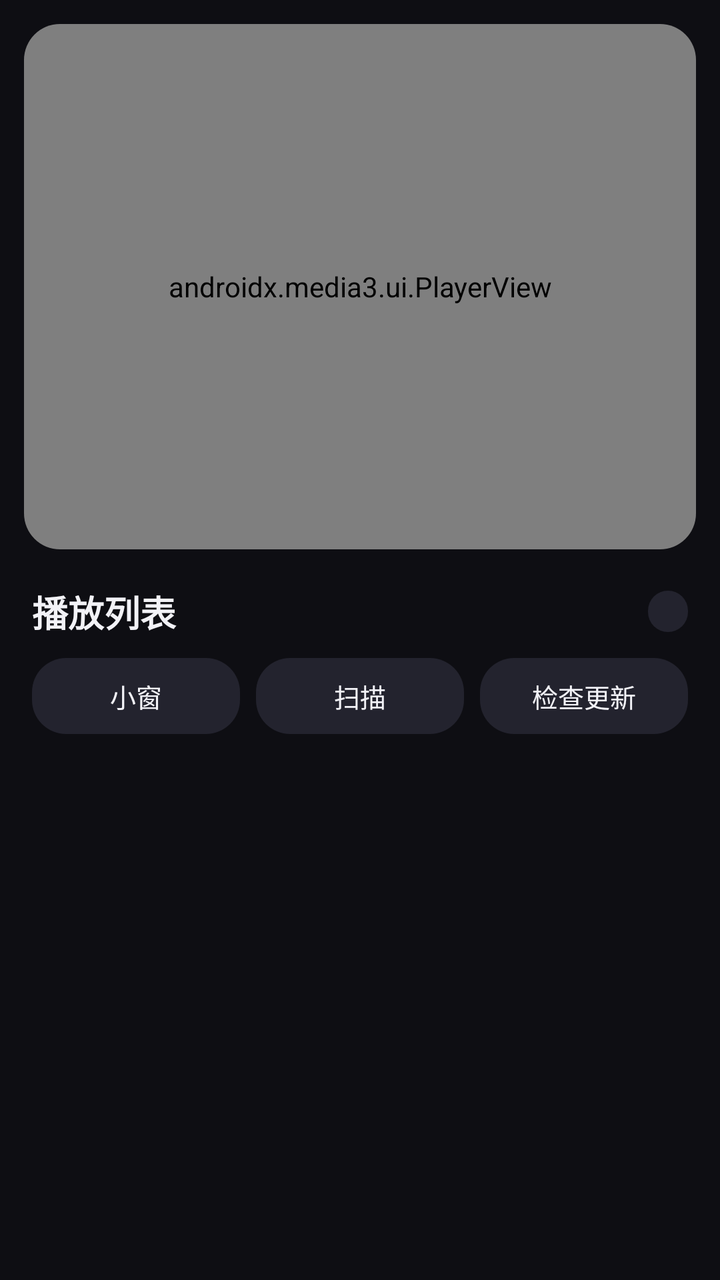
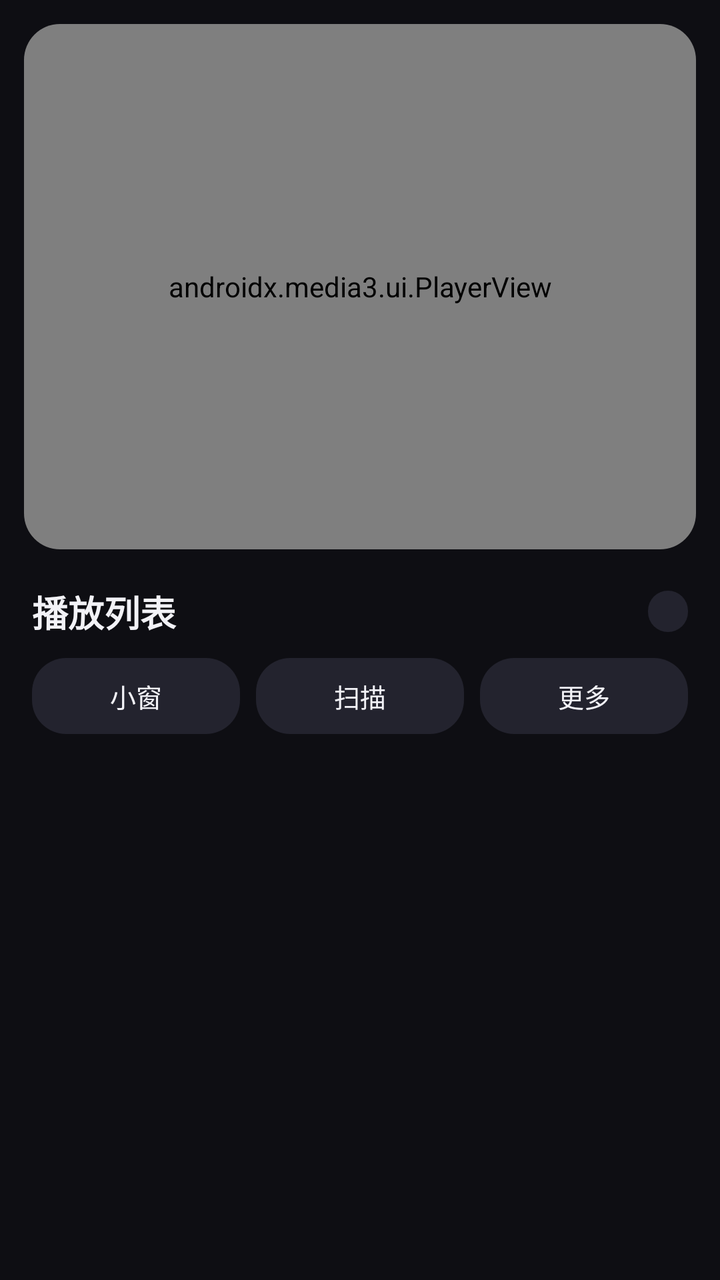

Compare the two renders of this Android layout. The source of the first and the diff that turns it into the second are given below.
<!-- AndroidManifest.xml: application theme Theme.Player -->
<!-- res/layout/activity_main.xml -->
<?xml version="1.0" encoding="utf-8"?>
<LinearLayout xmlns:android="http://schemas.android.com/apk/res/android"
    xmlns:app="http://schemas.android.com/apk/res-auto"
    android:id="@+id/root_layout"
    android:layout_width="match_parent"
    android:layout_height="match_parent"
    android:orientation="vertical">

    
    <com.google.android.material.card.MaterialCardView
        android:id="@+id/player_card"
        android:layout_width="match_parent"
        android:layout_height="0dp"
        android:layout_weight="1"
        android:layout_marginStart="12dp"
        android:layout_marginEnd="12dp"
        android:layout_marginTop="12dp"
        android:layout_marginBottom="4dp"
        app:cardBackgroundColor="@color/bg_dark"
        app:cardCornerRadius="18dp"
        app:cardElevation="0dp"
        app:strokeWidth="0dp">

        
        <androidx.media3.ui.PlayerView
            android:id="@+id/player_view"
            android:layout_width="match_parent"
            android:layout_height="match_parent"
            app:use_controller="true"
            app:show_timeout="3000"
            app:resize_mode="fit"
            app:surface_type="texture_view"
            app:show_buffering="when_playing"
            app:controller_layout_id="@layout/custom_player_control_view"
            app:play_icon="@drawable/player_control_play"
            app:pause_icon="@drawable/player_control_pause"
            app:previous_icon="@drawable/player_control_previous"
            app:next_icon="@drawable/player_control_next"
            app:rewind_icon="@drawable/player_control_rewind"
            app:fastforward_icon="@drawable/player_control_fastforward"
            app:repeat_off_icon="@drawable/player_control_repeat_off"
            app:repeat_one_icon="@drawable/player_control_repeat_one"
            app:repeat_all_icon="@drawable/player_control_repeat_all"
            app:shuffle_off_icon="@drawable/player_control_shuffle_off"
            app:shuffle_on_icon="@drawable/player_control_shuffle_on"
            app:fullscreen_enter_icon="@drawable/player_control_fullscreen_enter"
            app:fullscreen_exit_icon="@drawable/player_control_fullscreen_exit" />

        
        <TextView
            android:id="@+id/gesture_overlay"
            android:layout_width="wrap_content"
            android:layout_height="wrap_content"
            android:layout_gravity="center"
            android:paddingHorizontal="20dp"
            android:paddingVertical="10dp"
            android:background="@drawable/bg_gesture_overlay"
            android:gravity="center"
            android:textColor="@color/text_primary"
            android:textSize="15sp"
            android:lineSpacingExtra="3dp"
            android:visibility="gone" />
    </com.google.android.material.card.MaterialCardView>

    
    <LinearLayout
        android:id="@+id/toolbar_layout"
        android:layout_width="match_parent"
        android:layout_height="wrap_content"
        android:orientation="vertical"
        android:paddingTop="14dp"
        android:paddingBottom="10dp">

        
        <LinearLayout
            android:layout_width="match_parent"
            android:layout_height="wrap_content"
            android:orientation="horizontal"
            android:gravity="center_vertical"
            android:paddingHorizontal="16dp">

            <TextView
                android:id="@+id/tv_playlist_info"
                android:layout_width="0dp"
                android:layout_height="wrap_content"
                android:layout_weight="1"
                android:text="@string/playlist_title"
                android:textSize="18sp"
                android:textStyle="bold"
                android:fontFamily="sans-serif-medium"
                android:textColor="@color/text_primary" />

            <TextView
                android:id="@+id/tv_count"
                android:layout_width="wrap_content"
                android:layout_height="wrap_content"
                android:paddingHorizontal="10dp"
                android:paddingVertical="3dp"
                android:background="@drawable/bg_pill_button"
                android:textColor="@color/text_secondary"
                android:textSize="11sp" />
        </LinearLayout>

        
        <LinearLayout
            android:layout_width="match_parent"
            android:layout_height="wrap_content"
            android:orientation="horizontal"
            android:paddingHorizontal="16dp"
            android:paddingTop="10dp">

            <Button
                android:id="@+id/btn_pip"
                style="@style/ToolbarActionButton"
                android:text="@string/pip" />

            <Button
                android:id="@+id/btn_scan"
                style="@style/ToolbarActionButton"
                android:layout_marginStart="8dp"
                android:text="@string/scan_local" />

            <Button
                android:id="@+id/btn_more"
                style="@style/ToolbarActionButton"
                android:layout_marginStart="8dp"
                android:text="@string/check_update" />
        </LinearLayout>
    </LinearLayout>

    
    <FrameLayout
        android:id="@+id/playlist_container"
        android:layout_width="match_parent"
        android:layout_height="0dp"
        android:layout_weight="1">

        <androidx.recyclerview.widget.RecyclerView
            android:id="@+id/recycler_playlist"
            android:layout_width="match_parent"
            android:layout_height="match_parent"
            android:paddingHorizontal="12dp"
            android:paddingTop="4dp"
            android:paddingBottom="20dp"
            android:clipToPadding="false"
            android:overScrollMode="never" />

        <TextView
            android:id="@+id/tv_empty"
            android:layout_width="wrap_content"
            android:layout_height="wrap_content"
            android:layout_gravity="center"
            android:gravity="center"
            android:lineSpacingExtra="6dp"
            android:text="@string/list_empty_hint"
            android:textColor="@color/text_secondary"
            android:textSize="14sp"
            android:visibility="gone" />
    </FrameLayout>

</LinearLayout>
<!-- res/layout/custom_player_control_view.xml (included above) -->
<?xml version="1.0" encoding="utf-8"?>
<merge xmlns:android="http://schemas.android.com/apk/res/android">

  <View android:id="@id/exo_controls_background"
      android:layout_width="0dp"
      android:layout_height="0dp"
      android:background="@color/player_control_overlay"/>

  
  <ImageButton android:id="@+id/btn_fullscreen_back"
      style="@style/PlayerControls.Button.Back"
      android:layout_gravity="top|start"
      android:contentDescription="@string/player_control_back"
      android:visibility="gone"/>

  <FrameLayout android:id="@id/exo_bottom_bar"
      android:layout_width="match_parent"
      android:layout_height="@dimen/player_control_bottom_bar_height"
      android:layout_marginTop="@dimen/player_control_bottom_bar_top_margin"
      android:layout_gravity="bottom"
      android:background="@color/player_control_bar">

    <LinearLayout android:id="@id/exo_time"
        android:layout_width="wrap_content"
        android:layout_height="wrap_content"
        android:paddingStart="@dimen/player_control_time_padding"
        android:paddingEnd="@dimen/player_control_time_padding"
        android:layout_gravity="center_vertical|start">

      
      <TextView android:id="@id/exo_position"
          style="@style/PlayerControls.TimeText.Position"/>

      <TextView
          style="@style/PlayerControls.TimeText.Separator"/>

      <TextView android:id="@id/exo_duration"
          style="@style/PlayerControls.TimeText.Duration"/>

    </LinearLayout>

    <LinearLayout android:id="@id/exo_basic_controls"
        android:layout_width="wrap_content"
        android:layout_height="wrap_content"
        android:layout_gravity="center_vertical|end">

      
      <TextView android:id="@+id/btn_audio"
          style="@style/PlayerControls.TextButton"
          android:text="@string/track_audio"/>

      <TextView android:id="@+id/btn_subtitle"
          style="@style/PlayerControls.TextButton"
          android:text="@string/track_subtitle"/>

      
      <ImageButton android:id="@id/exo_shuffle"
          style="@style/PlayerControls.Button.Shuffle"
          android:contentDescription="@string/player_control_shuffle"/>

      <ImageButton android:id="@id/exo_repeat_toggle"
          style="@style/PlayerControls.Button.Repeat"
          android:contentDescription="@string/player_control_repeat"/>

      <TextView android:id="@+id/btn_speed"
          style="@style/PlayerControls.TextButton"
          android:text="@string/speed_default_label"
          android:textStyle="bold"/>

      <ImageButton android:id="@id/exo_fullscreen"
          style="@style/PlayerControls.Button.Fullscreen"
          android:contentDescription="@string/player_control_fullscreen"/>

      <ImageButton android:id="@id/exo_overflow_show"
          style="@style/PlayerControls.Button.OverflowShow"
          android:contentDescription="@string/player_control_more"/>

    </LinearLayout>

    <HorizontalScrollView android:id="@id/exo_extra_controls_scroll_view"
        android:layout_width="wrap_content"
        android:layout_height="wrap_content"
        android:layout_gravity="center_vertical|end"
        android:visibility="invisible">

      <LinearLayout android:id="@id/exo_extra_controls"
          android:layout_width="wrap_content"
          android:layout_height="wrap_content">

        <ImageButton android:id="@id/exo_overflow_hide"
            style="@style/PlayerControls.Button.OverflowHide"
            android:contentDescription="@string/player_control_less"/>

      </LinearLayout>

    </HorizontalScrollView>

  </FrameLayout>

  <View android:id="@id/exo_progress_placeholder"
      android:layout_width="match_parent"
      android:layout_height="@dimen/player_control_progress_layout_height"
      android:layout_gravity="bottom"
      android:layout_marginBottom="@dimen/player_control_progress_margin_bottom"/>

  <LinearLayout android:id="@id/exo_minimal_controls"
      android:layout_width="wrap_content"
      android:layout_height="wrap_content"
      android:layout_gravity="bottom|end"
      android:layout_marginBottom="@dimen/player_control_minimal_margin_bottom"
      android:orientation="horizontal"
      android:gravity="center_vertical">

    <ImageButton android:id="@id/exo_minimal_fullscreen"
        style="@style/PlayerControls.Button.Fullscreen"
        android:contentDescription="@string/player_control_fullscreen"/>

  </LinearLayout>

  
  <LinearLayout
      android:id="@id/exo_center_controls"
      android:layout_width="wrap_content"
      android:layout_height="wrap_content"
      android:layout_gravity="center"
      android:background="@android:color/transparent"
      android:gravity="center"
      android:padding="@dimen/player_control_center_padding"
      android:clipToPadding="false">

    <ImageButton android:id="@id/exo_prev"
        style="@style/PlayerControls.Button.Previous"
        android:contentDescription="@string/player_control_previous"/>

    <Button android:id="@id/exo_rew_with_amount"
        android:singleLine="false"
        style="@style/PlayerControls.Button.Seek"/>

    <ImageButton android:id="@id/exo_play_pause"
        style="@style/PlayerControls.Button.PlayPause"
        android:contentDescription="@string/player_control_play_pause"/>

    <Button android:id="@id/exo_ffwd_with_amount"
        android:singleLine="false"
        style="@style/PlayerControls.Button.FastForward"/>

    <ImageButton android:id="@id/exo_next"
        style="@style/PlayerControls.Button.Next"
        android:contentDescription="@string/player_control_next"/>

  </LinearLayout>

</merge>
<!-- resources referenced by this layout -->
<resources>
  <color name="bg_dark">#FF0E0E13</color>
  <color name="player_control_bar">#CC000000</color>
  <color name="player_control_overlay">#99000000</color>
  <color name="text_primary">#FFF2F2F7</color>
  <color name="text_secondary">#FF8E8E99</color>
  <dimen name="player_control_bottom_bar_height">60dp</dimen>
  <dimen name="player_control_bottom_bar_top_margin">10dp</dimen>
  <dimen name="player_control_center_padding">24dp</dimen>
  <dimen name="player_control_minimal_margin_bottom">4dp</dimen>
  <dimen name="player_control_progress_layout_height">48dp</dimen>
  <dimen name="player_control_progress_margin_bottom">52dp</dimen>
  <dimen name="player_control_time_padding">10dp</dimen>
  <string name="check_update">检查更新</string>
  <string name="list_empty_hint">播放列表还是空的\n点击上方「扫描」导入本地视频和音频</string>
  <string name="pip">小窗</string>
  <string name="player_control_back">退出全屏返回</string>
  <string name="player_control_fullscreen">全屏</string>
  <string name="player_control_less">收起控制</string>
  <string name="player_control_more">更多控制</string>
  <string name="player_control_next">下一项</string>
  <string name="player_control_play_pause">播放或暂停</string>
  <string name="player_control_previous">上一项</string>
  <string name="player_control_repeat">循环模式</string>
  <string name="player_control_shuffle">随机播放</string>
  <string name="playlist_title">播放列表</string>
  <string name="scan_local">扫描</string>
  <string name="speed_default_label">1x</string>
  <string name="track_audio">音轨</string>
  <string name="track_subtitle">字幕</string>
  <style name="PlayerControls.Button.Back" parent="PlayerControls.Button.Bottom">
          <item name="android:src">@drawable/ic_back</item>
      </style>
  <style name="PlayerControls.Button.Fullscreen" parent="PlayerControls.Button.Bottom">
          <item name="android:src">@drawable/player_control_fullscreen_enter</item>
      </style>
  <style name="PlayerControls.Button.Next" parent="PlayerControls.Button.Center">
          <item name="android:src">@drawable/player_control_next</item>
      </style>
  <style name="PlayerControls.Button.OverflowHide" parent="PlayerControls.Button.Bottom">
          <item name="android:src">@drawable/player_control_overflow_hide</item>
      </style>
  <style name="PlayerControls.Button.OverflowShow" parent="PlayerControls.Button.Bottom">
          <item name="android:src">@drawable/player_control_overflow_show</item>
      </style>
  <style name="PlayerControls.Button.PlayPause" parent="PlayerControls.Button.Center">
          <item name="android:src">@drawable/player_control_play</item>
      </style>
  <style name="PlayerControls.Button.Previous" parent="PlayerControls.Button.Center">
          <item name="android:src">@drawable/player_control_previous</item>
      </style>
  <style name="PlayerControls.Button.Repeat" parent="PlayerControls.Button.Bottom">
          <item name="android:src">@drawable/player_control_repeat_off</item>
      </style>
  <style name="PlayerControls.Button.Shuffle" parent="PlayerControls.Button.Bottom">
          <item name="android:src">@drawable/player_control_shuffle_off</item>
      </style>
  <color name="surface_2">#FF23232E</color>
  <string name="player_control_fast_forward">快进</string>
  <dimen name="player_control_icon_size">52dp</dimen>
  <dimen name="player_control_seek_padding_bottom">4dp</dimen>
  <dimen name="player_control_seek_text_size">9sp</dimen>
  <color name="player_control_text">#FFFFFFFF</color>
  <string name="player_control_seek">快退</string>
  <color name="player_control_muted_text">#B3FFFFFF</color>
  <color name="accent">#FFA78BFA</color>
  <color name="accent_deep">#FF7C5CFF</color>
  <color name="surface_1">#FF17171F</color>
  <dimen name="player_control_small_icon_size">48dp</dimen>
  <dimen name="player_control_small_icon_padding">12dp</dimen>
  <dimen name="player_control_icon_padding">10dp</dimen>
  <dimen name="player_control_time_text_size">14sp</dimen>
  <dimen name="player_control_icon_margin">2dp</dimen>
  <!-- unchanged entries left out for length: 30 -->
</resources>

<!-- the commit's change to res/layout/activity_main.xml (unified diff, before → after) -->
@@ -124,7 +124,7 @@
                 android:id="@+id/btn_more"
                 style="@style/ToolbarActionButton"
                 android:layout_marginStart="8dp"
-                android:text="@string/check_update" />
+                android:text="@string/more" />
         </LinearLayout>
     </LinearLayout>
 
<!-- resource entries referenced after the edit -->
@@ -12,8 +12,8 @@
   <dimen name="player_control_progress_layout_height">48dp</dimen>
   <dimen name="player_control_progress_margin_bottom">52dp</dimen>
   <dimen name="player_control_time_padding">10dp</dimen>
-  <string name="check_update">检查更新</string>
   <string name="list_empty_hint">播放列表还是空的\n点击上方「扫描」导入本地视频和音频</string>
+  <string name="more">更多</string>
   <string name="pip">小窗</string>
   <string name="player_control_back">退出全屏返回</string>
   <string name="player_control_fullscreen">全屏</string>
